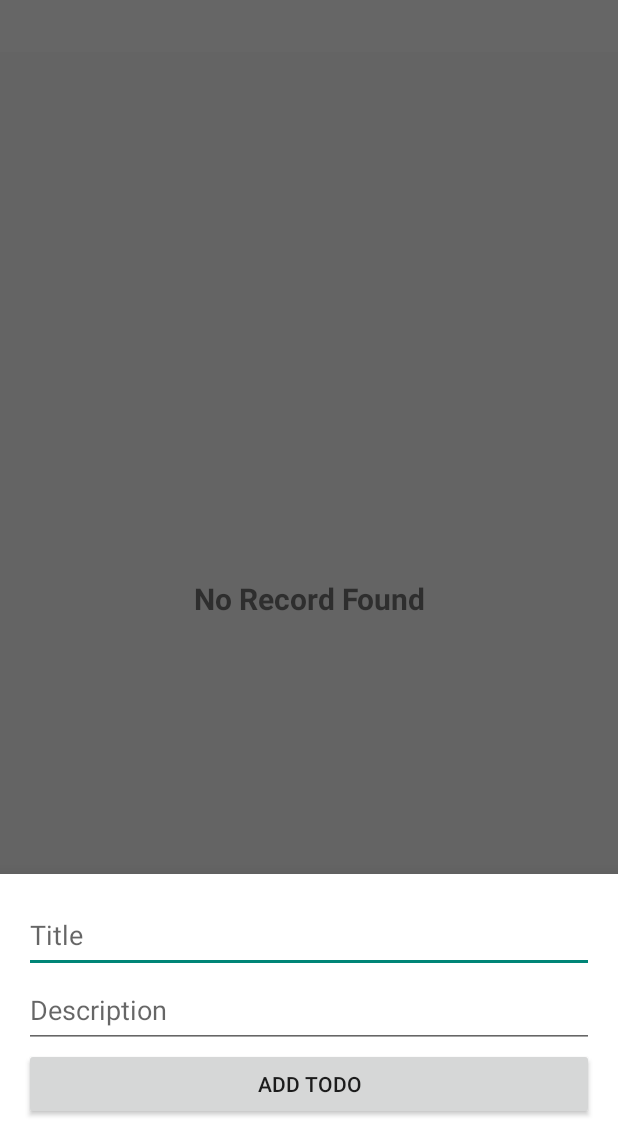
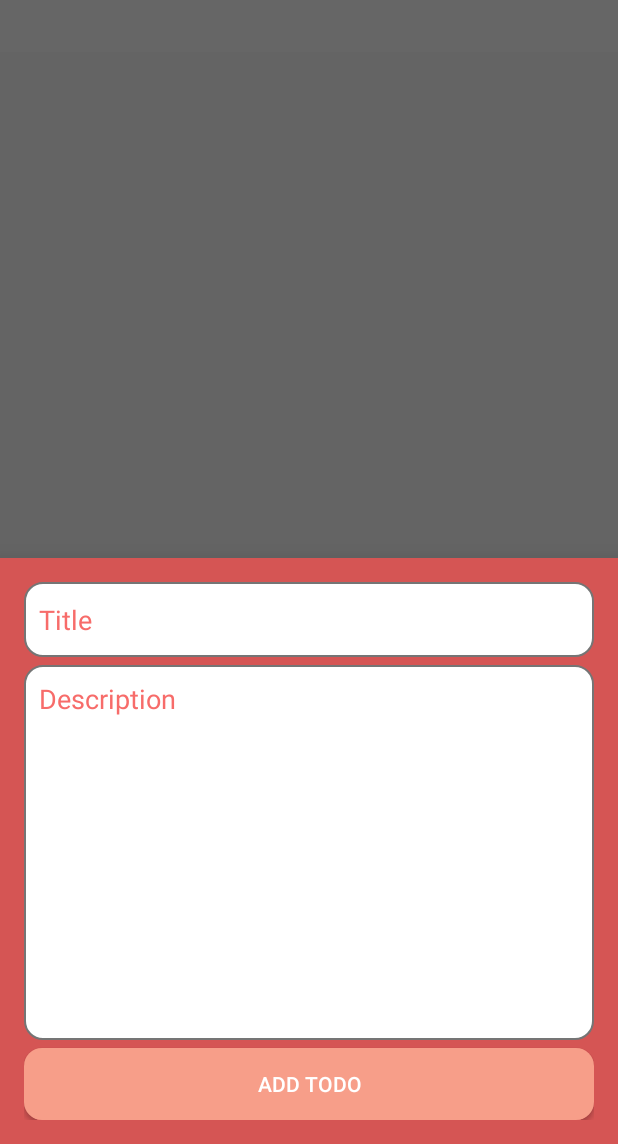
Before and after one commit to zohairshayk/tasked-app, an Android app: the MainActivity screen opened directly, with no data from a screen before it, after a tap on "Add Task", on a phone screen of 412 x 824 dp, the part 92-1236 px from its top. Run offline under Robolectric (Android 15) with nearby library versions, the phone set to English and light mode, and no system bars; our stand-ins replace Room's generated code.

Commit message:
add todo redesigned

```diff
--- a/app/src/main/res/layout/fragment_add_todo.xml
+++ b/app/src/main/res/layout/fragment_add_todo.xml
@@ -2,6 +2,7 @@
 <LinearLayout xmlns:android="http://schemas.android.com/apk/res/android"
     android:layout_width="match_parent"
     android:layout_height="wrap_content"
+    android:background="@color/cardColor"
     android:orientation="vertical"
     android:padding="16dp">
 
@@ -10,19 +11,30 @@
         android:layout_width="match_parent"
         android:layout_height="50dp"
         android:hint="Title"
-        android:inputType="text" />
+        android:inputType="text"
+        android:textColorHint="@color/colorPrimaryDark"
+        android:textColor="@color/colorPrimaryDark"
+        android:background="@drawable/edittext_background"/>
 
     <EditText
         android:id="@+id/todo_description"
         android:layout_width="match_parent"
-        android:layout_height="50dp"
+        android:layout_height="250dp"
+        android:layout_marginTop="5dp"
+        android:gravity="top|start"
         android:hint="Description"
-        android:inputType="text" />
+        android:inputType="text"
+        android:background="@drawable/edittext_background"
+        android:textColor="@color/colorPrimaryDark"
+        android:textColorHint="@color/colorPrimaryDark"/>
 
     <Button
         android:id="@+id/add_todo_button"
         android:layout_width="match_parent"
         android:layout_height="wrap_content"
-        android:text="Add Todo" />
+        android:layout_marginTop="5dp"
+        android:text="Add Todo"
+        android:background="@drawable/btn_background"
+        android:textColor="@color/white"/>
 
 </LinearLayout>
--- a/app/src/main/res/values/colors.xml
+++ b/app/src/main/res/values/colors.xml
@@ -4,6 +4,7 @@
     <color name="white">#FFFFFFFF</color>
 
     <color name="colorPrimary">#F79E89</color>
+    <color name="cardColor">#D55554</color>
     <color name="colorPrimaryDark">#F76C6A</color>
     <color name="colorAccent">#03DAC5</color>
     <color name="colorBackground">#FFFFFF</color>
```
Also changed, not shown: app/src/main/java/com/zohair/taskedapp/Dashboard/EditFragment.java (added, +66 -0 lines), app/src/main/java/com/zohair/taskedapp/Dashboard/MainActivity.java (+10 -0 lines), app/src/main/java/com/zohair/taskedapp/adapters/CardAdapter.java (+17 -1 lines), app/src/main/res/layout/fragment_edit.xml (added, +17 -0 lines), app/src/main/res/layout/todo_item.xml (+5 -3 lines).
